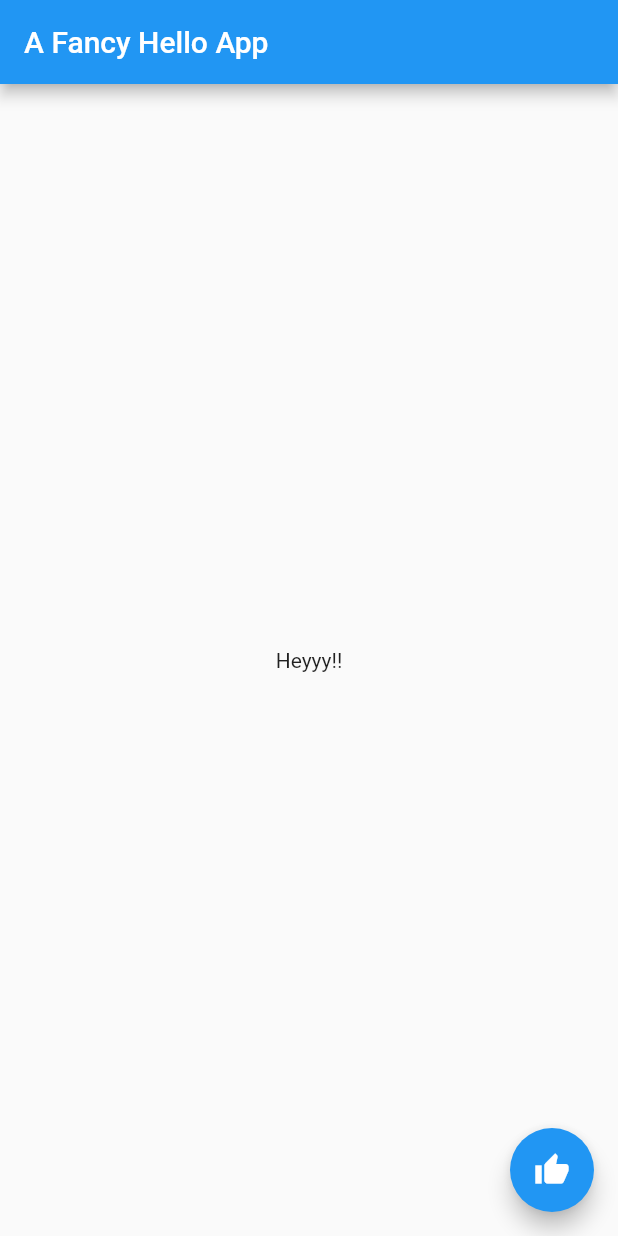
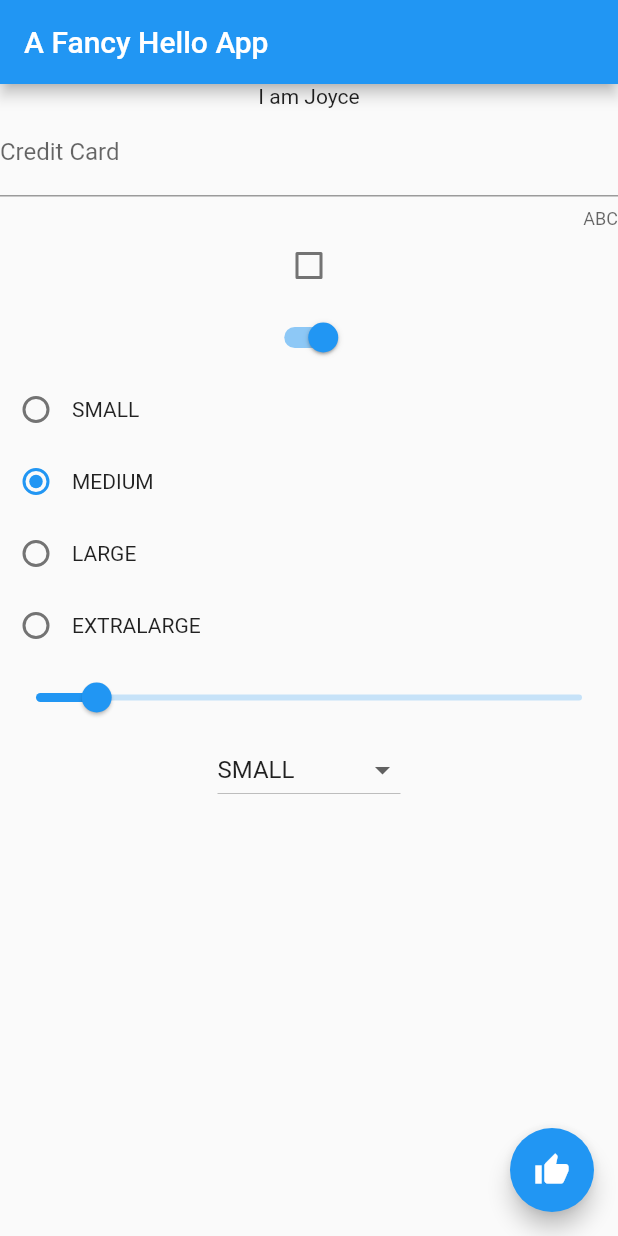
Before and after one commit to rsgilbert/Beginning-App-Development-with-Flutter, a Flutter app: the screen it shows after launch, on a phone screen of 412 x 824 dp. Run offline on Flutter 3.47's test engine with Material 2 defaults, Android fonts, the phone set to English and light mode, and no system bars.

Commit message:
looked at dropdown menu, radio, slider, switch and checkbox

```diff
--- a/ch1_intro/lib/main.dart
+++ b/ch1_intro/lib/main.dart
@@ -1,27 +1,126 @@
 import 'package:flutter/material.dart';
+import 'package:flutter/services.dart';
 
 void main() {
   runApp(FancyHelloWidget());
 }
 
+class Person extends StatelessWidget {
+  final String firstName;
+  final String lastName;
+  final String middleName;
+  Person(this.middleName, {required this.firstName, required this.lastName}) {}
+
+  Widget build(BuildContext context) {
+    return Text("I am $firstName");
+  }
+}
+
 class FancyHelloWidget extends StatelessWidget {
+  String _searchTerm = "";
+  final TextEditingController _controller = TextEditingController(text: "");
+
   @override
   Widget build(BuildContext context) {
     return MaterialApp(
       home: Scaffold(
-        appBar: AppBar(
-          title: const Text("A Fancy Hello App")
-        ),
+        appBar: AppBar(title: const Text("A Fancy Hello App")),
         body: Container(
-          alignment: Alignment.center,
-          child: const Text("Heyyy!!"),
-        ),
+            alignment: Alignment.center,
+            child: Column(children: [
+              Person("Peterson", firstName: "Joyce", lastName: "Namuli"),
+              TextField(
+                controller: _controller,
+                onChanged: (String val) => _searchTerm = val,
+                keyboardType: TextInputType.number,
+                inputFormatters: [
+                  FilteringTextInputFormatter.allow(RegExp('[1-5]')),
+                  FilteringTextInputFormatter.deny(RegExp('2')),
+                  LengthLimitingTextInputFormatter(4)
+                ],
+                decoration: InputDecoration(
+                    labelText: "Credit Card", counterText: "ABC"),
+              ),
+              Checkbox(value: false, onChanged: (val) => print('Val is $val')),
+              Switch(
+                value: true,
+                onChanged: (val) => print('switch new val is $val'),
+              ),
+              MyRadioWidget(),
+              MySliderWidget(),
+              MyDropdownMenu()
+            ])),
         floatingActionButton: FloatingActionButton(
           child: const Icon(Icons.thumb_up),
-          onPressed: ()=>{},
+          onPressed: () => {},
         ),
       ),
-
     );
   }
 }
+
+class MyDropdownMenu extends StatelessWidget {
+  ClothSize _clothSize = ClothSize.SMALL;
+
+  @override
+  Widget build(BuildContext context) {
+    return DropdownButton<ClothSize>(
+        value: _clothSize,
+        items: <DropdownMenuItem<ClothSize>>[
+          DropdownMenuItem(child: Text(ClothSize.SMALL.name), value: ClothSize.SMALL),
+          DropdownMenuItem(child: Text(ClothSize.MEDIUM.name), value: ClothSize.MEDIUM),
+          DropdownMenuItem(child: Text(ClothSize.LARGE.name), value: ClothSize.LARGE),
+          DropdownMenuItem(child: Text(ClothSize.EXTRALARGE.name), value: ClothSize.EXTRALARGE),
+        ],
+        onChanged: (val) => {});
+  }
+}
+
+class MySliderWidget extends StatelessWidget {
+  @override
+  Widget build(BuildContext context) {
+    return Slider(value: 2, min: 1, max: 10, onChanged: (val) => {});
+  }
+}
+
+enum ClothSize { SMALL, MEDIUM, LARGE, EXTRALARGE }
+
+class MyRadioWidget extends StatelessWidget {
+  ClothSize? _clothSize = ClothSize.MEDIUM;
+
+  @override
+  Widget build(BuildContext context) {
+    return Column(
+      children: [
+        Row(children: [
+          Radio<ClothSize>(
+              groupValue: _clothSize,
+              value: ClothSize.SMALL,
+              onChanged: (val) => _clothSize = val),
+          Text("SMALL")
+        ]),
+        Row(children: [
+          Radio<ClothSize>(
+              groupValue: _clothSize,
+              value: ClothSize.MEDIUM,
+              onChanged: (val) => _clothSize = val),
+          Text(ClothSize.MEDIUM.name)
+        ]),
+        Row(children: [
+          Radio<ClothSize>(
+              groupValue: _clothSize,
+              value: ClothSize.LARGE,
+              onChanged: (val) => _clothSize = val),
+          Text(ClothSize.LARGE.name)
+        ]),
+        Row(children: [
+          Radio<ClothSize>(
+              groupValue: _clothSize,
+              value: ClothSize.EXTRALARGE,
+              onChanged: (val) => _clothSize = val),
+          Text(ClothSize.EXTRALARGE.name)
+        ])
+      ],
+    );
+  }
+}
```
